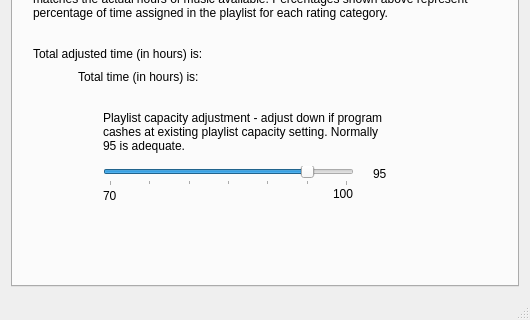
Above: src/archsimian.ui from Harpo3/archsimian before the change; both pictures show x 0 to 530 and y 415 to 735 of the 530 by 735 pixel window. Below: the same form after it.
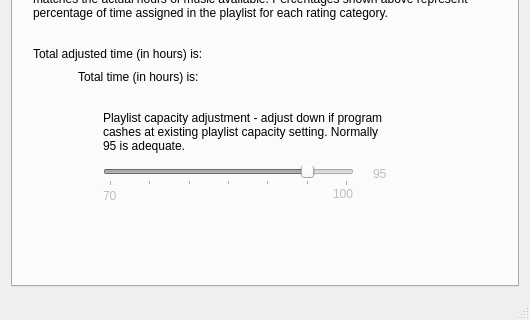
That is the form after the change. Icons and pictures are not drawn.

Patch:
```diff
--- a/src/archsimian.ui
+++ b/src/archsimian.ui
@@ -2078,6 +2078,9 @@
         </property>
        </widget>
        <widget class="QSlider" name="playlistLimitSlider">
+        <property name="enabled">
+         <bool>false</bool>
+        </property>
         <property name="geometry">
          <rect>
           <x>90</x>
@@ -2122,6 +2125,9 @@
         </property>
        </widget>
        <widget class="QLabel" name="playlistLimitSliderValue">
+        <property name="enabled">
+         <bool>false</bool>
+        </property>
         <property name="geometry">
          <rect>
           <x>360</x>
@@ -2135,6 +2141,9 @@
         </property>
        </widget>
        <widget class="QLabel" name="minPlaylistLimitLabel">
+        <property name="enabled">
+         <bool>false</bool>
+        </property>
         <property name="geometry">
          <rect>
           <x>90</x>
@@ -2148,6 +2157,9 @@
         </property>
        </widget>
        <widget class="QLabel" name="maxPlaylistLimitLabel">
+        <property name="enabled">
+         <bool>false</bool>
+        </property>
         <property name="geometry">
          <rect>
           <x>320</x>
```
